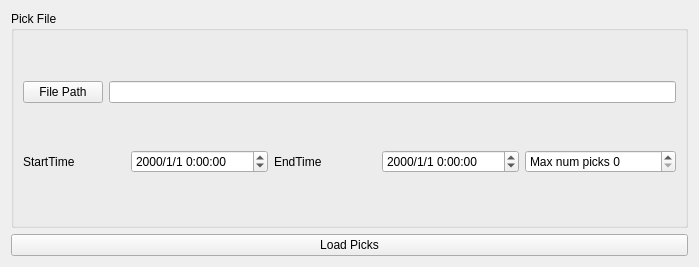
Before: the Qt Designer form isp/resources/designer_uis/LoadPicks.ui in ProjectISP/ISP, drawn with Qt 5.
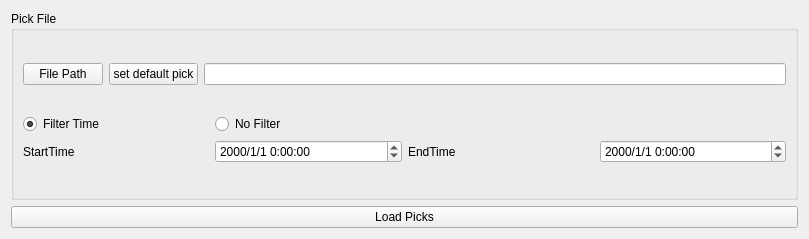
After: the same form once the commit is applied.

Commit message: Working import picks. Totally refractored

What changed in the file:
```diff
--- a/isp/resources/designer_uis/LoadPicks.ui
+++ b/isp/resources/designer_uis/LoadPicks.ui
@@ -6,8 +6,8 @@
    <rect>
     <x>0</x>
     <y>0</y>
-    <width>699</width>
-    <height>267</height>
+    <width>809</width>
+    <height>239</height>
    </rect>
   </property>
   <property name="windowTitle">
@@ -31,14 +31,21 @@
             </property>
            </widget>
           </item>
+          <item>
+           <widget class="QPushButton" name="defaultpickBtn">
+            <property name="text">
+             <string>set default pick</string>
+            </property>
+           </widget>
+          </item>
           <item>
            <widget class="QLineEdit" name="pickpathTE"/>
           </item>
          </layout>
         </item>
         <item>
-         <layout class="QHBoxLayout" name="horizontalLayout_3">
-          <item>
+         <layout class="QGridLayout" name="gridLayout">
+          <item row="1" column="0">
            <widget class="QLabel" name="label">
             <property name="sizePolicy">
              <sizepolicy hsizetype="Minimum" vsizetype="Preferred">
@@ -51,14 +58,7 @@
             </property>
            </widget>
           </item>
-          <item>
-           <widget class="QDateTimeEdit" name="dateTimeEdit1">
-            <property name="displayFormat">
-             <string>yyyy/M/d h:mm:ss</string>
-            </property>
-           </widget>
-          </item>
-          <item>
+          <item row="1" column="2">
            <widget class="QLabel" name="label_2">
             <property name="sizePolicy">
              <sizepolicy hsizetype="Minimum" vsizetype="Preferred">
@@ -71,23 +71,34 @@
             </property>
            </widget>
           </item>
-          <item>
+          <item row="1" column="3">
            <widget class="QDateTimeEdit" name="dateTimeEdit2">
             <property name="displayFormat">
              <string>yyyy/M/d h:mm:ss</string>
             </property>
            </widget>
           </item>
-          <item>
-           <widget class="QSpinBox" name="maxpicksSB">
-            <property name="suffix">
-             <string/>
+          <item row="1" column="1">
+           <widget class="QDateTimeEdit" name="dateTimeEdit1">
+            <property name="displayFormat">
+             <string>yyyy/M/d h:mm:ss</string>
             </property>
-            <property name="prefix">
-             <string>Max num picks </string>
+           </widget>
+          </item>
+          <item row="0" column="0">
+           <widget class="QRadioButton" name="filterTimeRB">
+            <property name="text">
+             <string>Filter Time</string>
             </property>
-            <property name="maximum">
-             <number>100000</number>
+            <property name="checked">
+             <bool>true</bool>
+            </property>
+           </widget>
+          </item>
+          <item row="0" column="1">
+           <widget class="QRadioButton" name="noFilterRB">
+            <property name="text">
+             <string>No Filter</string>
             </property>
            </widget>
           </item>
```
The commit also changes 6 other files.
